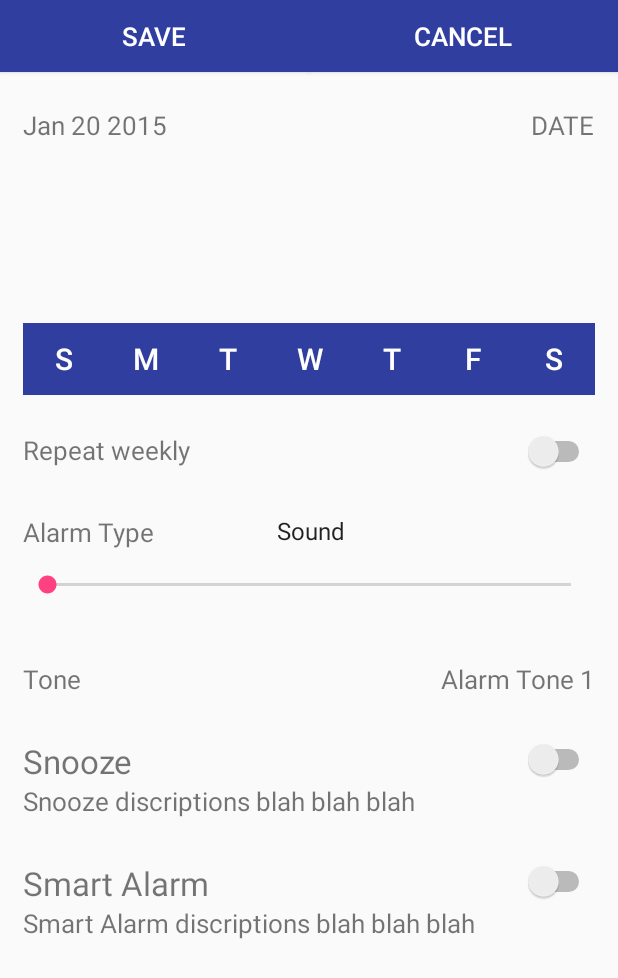
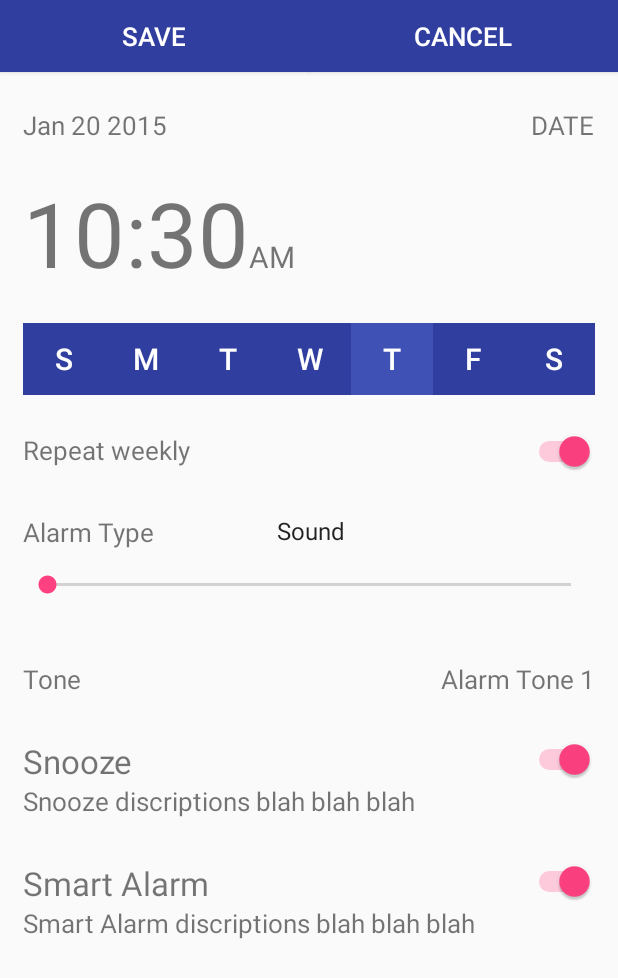
Before and after one commit to ajanthanh/AlarmBot, an Android app: the AlarmDetailActivity screen opened directly, with no data from a screen before it, on a phone screen of 412 x 824 dp. Shown: the top 978 px of the screen. Run offline under Robolectric (Android 15) with nearby library versions, the phone set to English and light mode, and no system bars; libraries missing offline, so code that uses them is left out: com.codetroopers.betterpickers; 3 statements that could not run were skipped.

Commit message:
fixed a lot of small bugs

```diff
--- a/app/src/main/java/com/ajanthan/alarmbot/Activity/AlarmDetailActivity.java
+++ b/app/src/main/java/com/ajanthan/alarmbot/Activity/AlarmDetailActivity.java
@@ -1,18 +1,14 @@
 package com.ajanthan.alarmbot.Activity;
 
-import android.app.ActionBar;
-import android.app.Activity;
-import android.app.Fragment;
 import android.content.Intent;
 import android.content.SharedPreferences;
 import android.os.Bundle;
 import android.support.v4.app.FragmentActivity;
-import android.support.v7.app.ActionBarActivity;
 import android.text.format.DateFormat;
+import android.util.Log;
 import android.view.View;
 import android.widget.AdapterView;
 import android.widget.Button;
-import android.widget.EditText;
 import android.widget.LinearLayout;
 import android.widget.SeekBar;
 import android.widget.Spinner;
@@ -24,8 +20,8 @@ import android.widget.ToggleButton;
 import com.ajanthan.alarmbot.AlarmHelper;
 import com.ajanthan.alarmbot.AlarmServiceBroadcastReciever;
 import com.ajanthan.alarmbot.Objects.Alarm;
+import com.ajanthan.alarmbot.Objects.RealmAlarm;
 import com.ajanthan.alarmbot.R;
-import com.ajanthan.alarmbot.Objects.RealmAlarm;
 import com.codetroopers.betterpickers.radialtimepicker.RadialTimePickerDialogFragment;
 
 import org.joda.time.DateTime;
@@ -55,6 +51,7 @@ public class AlarmDetailActivity extends FragmentActivity implements RadialTimeP
     private LinearLayout lvolumeFragment;
 
     private TextView tvTime;
+    private TextView tvAmPm;
     private TextView tvAlarmDate;
     private Switch sRepeatWeekly;
     private Spinner sAlarmType;
@@ -63,6 +60,7 @@ public class AlarmDetailActivity extends FragmentActivity implements RadialTimeP
     private Switch sSnooze;
     private Switch sSmartAlarm;
     private ArrayList<ToggleButton> bActiveDays;
+    private String formatedTime;
 
     @Override
     protected void onCreate(Bundle savedInstanceState) {
@@ -77,6 +75,7 @@ public class AlarmDetailActivity extends FragmentActivity implements RadialTimeP
         lvolumeFragment = (LinearLayout) findViewById(R.id.volumeFragment);
 
         tvTime = (TextView) findViewById(R.id.time);
+        tvAmPm = (TextView) findViewById(R.id.amPm);
         tvAlarmDate = (TextView) findViewById(R.id.alarmDate);
         sRepeatWeekly = (Switch) findViewById(R.id.repeatWeekly);
         sAlarmType = (Spinner) findViewById(R.id.alarmType);
@@ -101,6 +100,8 @@ public class AlarmDetailActivity extends FragmentActivity implements RadialTimeP
                     .findAll();
             mAlarm = result.get(0);
             setDetailActivityFields();
+        } else {
+            setDefaultActivityFeilds();
         }
         mRealm.close();
         setCustomToolBarListeners();
@@ -124,6 +125,8 @@ public class AlarmDetailActivity extends FragmentActivity implements RadialTimeP
     }
 
     private void setDetailActivityFields() {
+        tvTime.setText(AlarmHelper.getFormatedTime(mAlarm.getHour(), mAlarm.getMinute()));
+        tvAmPm.setText(mAlarm.getAmPm());
         sRepeatWeekly.setChecked(mAlarm.getRepeatWeekly());
         sAlarmType.setSelection(mAlarm.getAlarmType());
         tvTone.setText(mAlarm.getTone());
@@ -138,8 +141,17 @@ public class AlarmDetailActivity extends FragmentActivity implements RadialTimeP
         if (mAlarm.getActiveDays().contains("THU")) bActiveDays.get(4).setChecked(true);
         if (mAlarm.getActiveDays().contains("FRI")) bActiveDays.get(5).setChecked(true);
         if (mAlarm.getActiveDays().contains("SAT")) bActiveDays.get(6).setChecked(true);
+    }
 
+    private void setDefaultActivityFeilds() {
+        sRepeatWeekly.setChecked(true);
+        sSmartAlarm.setChecked(true);
+        sSnooze.setChecked(true);
+        bActiveDays.get(Calendar.getInstance().get(Calendar.DAY_OF_WEEK) - 1).setChecked(true);
+        tvTime.setText(AlarmHelper.getFormatedTime(Calendar.getInstance().get(Calendar.HOUR), Calendar.getInstance().get(Calendar.MINUTE)));
+        tvAmPm.setText((Calendar.getInstance().get(Calendar.HOUR) < 12) ? "AM" : "PM");
     }
+
 
     @Override
     protected void onStart() {
@@ -293,11 +305,13 @@ public class AlarmDetailActivity extends FragmentActivity implements RadialTimeP
     }
 
     private int getHour() {
-        return 1;
+        return Integer.parseInt(tvTime.getText().toString().substring(
+                0, (tvTime.getText().toString().indexOf(":"))))+((getAmPm()=="PM")?12:0);
     }
 
     private int getMinute() {
-        return 1;
+        return Integer.parseInt(tvTime.getText().toString().substring(
+                (tvTime.getText().toString().indexOf(":")+1), (tvTime.getText().toString().length())));
     }
 
     private String getActiveDaysAsString(Boolean[] activeDays) {
@@ -332,16 +346,14 @@ public class AlarmDetailActivity extends FragmentActivity implements RadialTimeP
     }
 
     public String getAmPm() {
-        int hour = getHour();
-        if (hour == 0 || hour / 12 == 0) {
-            return "AM";
-        } else {
-            return "PM";
-        }
+        return tvAmPm.getText().toString();
     }
 
     @Override
     public void onTimeSet(RadialTimePickerDialogFragment dialog, int hourOfDay, int minute) {
+        tvTime.setText(AlarmHelper.getFormatedTime(hourOfDay, minute));
+        tvAmPm.setText((hourOfDay < 12) ? "AM" : "PM");
+    }
 
-    }
+
 }
--- a/app/src/main/java/com/ajanthan/alarmbot/AlarmHelper.java
+++ b/app/src/main/java/com/ajanthan/alarmbot/AlarmHelper.java
@@ -208,4 +208,22 @@ public class AlarmHelper {
 
     }
 
+    static public String getFormatedTime(int hour, int minute) {
+        String time = "";
+        if (hour == 0) {
+            time = "12:";
+        } else if (hour > 11) {
+            time = hour - 12 + ":";
+        } else {
+            time = hour + ":";
+        }
+
+        if (minute < 10) {
+            time += "0" + minute;
+        } else {
+            time += minute;
+        }
+        return time;
+    }
+
 }
--- a/app/src/main/res/layout/alarm_detail.xml
+++ b/app/src/main/res/layout/alarm_detail.xml
@@ -75,8 +75,20 @@
 
             <TextView
                 android:id="@+id/time"
-                android:layout_width="match_parent"
-                android:layout_height="120dp" />
+                android:layout_width="wrap_content"
+                android:layout_height="120dp"
+                android:text="12:00"
+                android:gravity="center"
+                android:textSize="60dp"/>
+
+            <TextView
+                android:id="@+id/amPm"
+                android:layout_width="wrap_content"
+                android:layout_height="120dp"
+                android:textSize="20dp"
+                android:gravity="center"
+                android:text="AM"
+                />
 
         </LinearLayout>
 
--- a/app/src/main/res/values/colors.xml
+++ b/app/src/main/res/values/colors.xml
@@ -10,7 +10,7 @@
 
     <color name="custom_tp_main1">@color/primaryDarkBackground</color>
     <color name="custom_tp_main2">@color/primaryDarkBackground</color>
-    <color name="custom_tp_accent">#c0392b</color>
+    <color name="custom_tp_accent">#2980b9</color>
     <color name="custom_tp_text">#ecf0f1</color>
     <color name="custom_tp_divider">#808080</color>
 </resources>
```
Also changed, not shown: app/src/main/java/com/ajanthan/alarmbot/Activity/AlarmAlertActivity.java (+10 -6 lines), app/src/main/java/com/ajanthan/alarmbot/Adapter/AlarmAdapter.java (+1 -6 lines).
